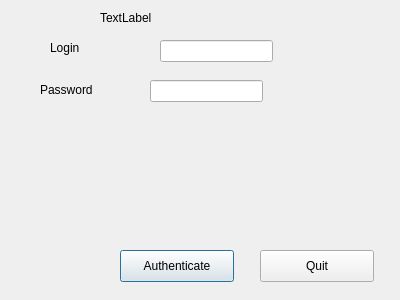
Above: push_gui/ui/login_dialog.ui from INCF/one_click before the change. Below: the same form after it.
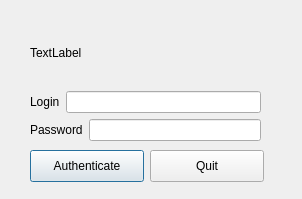
That is the form after the change.

```diff
--- a/push_gui/ui/login_dialog.ui
+++ b/push_gui/ui/login_dialog.ui
@@ -6,8 +6,8 @@
    <rect>
     <x>0</x>
     <y>0</y>
-    <width>400</width>
-    <height>300</height>
+    <width>302</width>
+    <height>199</height>
    </rect>
   </property>
   <property name="windowTitle">
@@ -16,8 +16,8 @@
   <widget class="QPushButton" name="quit_button">
    <property name="geometry">
     <rect>
-     <x>260</x>
-     <y>250</y>
+     <x>150</x>
+     <y>150</y>
      <width>114</width>
      <height>32</height>
     </rect>
@@ -29,8 +29,8 @@
   <widget class="QPushButton" name="authenticate_button">
    <property name="geometry">
     <rect>
-     <x>120</x>
-     <y>250</y>
+     <x>30</x>
+     <y>150</y>
      <width>114</width>
      <height>32</height>
     </rect>
@@ -42,67 +42,56 @@
     <bool>true</bool>
    </property>
   </widget>
-  <widget class="QLabel" name="label">
+  <widget class="QWidget" name="verticalLayoutWidget">
    <property name="geometry">
     <rect>
-     <x>50</x>
-     <y>40</y>
-     <width>62</width>
-     <height>16</height>
+     <x>30</x>
+     <y>20</y>
+     <width>231</width>
+     <height>121</height>
     </rect>
    </property>
-   <property name="text">
-    <string>Login</string>
-   </property>
-  </widget>
-  <widget class="QLabel" name="label_2">
-   <property name="geometry">
-    <rect>
-     <x>40</x>
-     <y>80</y>
-     <width>81</width>
-     <height>20</height>
-    </rect>
-   </property>
-   <property name="text">
-    <string>Password</string>
-   </property>
-  </widget>
-  <widget class="QLineEdit" name="login_edit">
-   <property name="geometry">
-    <rect>
-     <x>160</x>
-     <y>40</y>
-     <width>113</width>
-     <height>22</height>
-    </rect>
-   </property>
-  </widget>
-  <widget class="QLineEdit" name="password_edit">
-   <property name="geometry">
-    <rect>
-     <x>150</x>
-     <y>80</y>
-     <width>113</width>
-     <height>22</height>
-    </rect>
-   </property>
-   <property name="echoMode">
-    <enum>QLineEdit::Password</enum>
-   </property>
-  </widget>
-  <widget class="QLabel" name="info_label">
-   <property name="geometry">
-    <rect>
-     <x>100</x>
-     <y>10</y>
-     <width>241</width>
-     <height>16</height>
-    </rect>
-   </property>
-   <property name="text">
-    <string>TextLabel</string>
-   </property>
+   <layout class="QVBoxLayout" name="verticalLayout">
+    <item>
+     <widget class="QLabel" name="info_label">
+      <property name="text">
+       <string>TextLabel</string>
+      </property>
+     </widget>
+    </item>
+    <item>
+     <layout class="QHBoxLayout" name="horizontalLayout">
+      <item>
+       <widget class="QLabel" name="label">
+        <property name="text">
+         <string>Login</string>
+        </property>
+       </widget>
+      </item>
+      <item>
+       <widget class="QLineEdit" name="login_edit"/>
+      </item>
+     </layout>
+    </item>
+    <item>
+     <layout class="QHBoxLayout" name="horizontalLayout_2">
+      <item>
+       <widget class="QLabel" name="label_2">
+        <property name="text">
+         <string>Password</string>
+        </property>
+       </widget>
+      </item>
+      <item>
+       <widget class="QLineEdit" name="password_edit">
+        <property name="echoMode">
+         <enum>QLineEdit::Password</enum>
+        </property>
+       </widget>
+      </item>
+     </layout>
+    </item>
+   </layout>
   </widget>
  </widget>
  <resources/>
```
